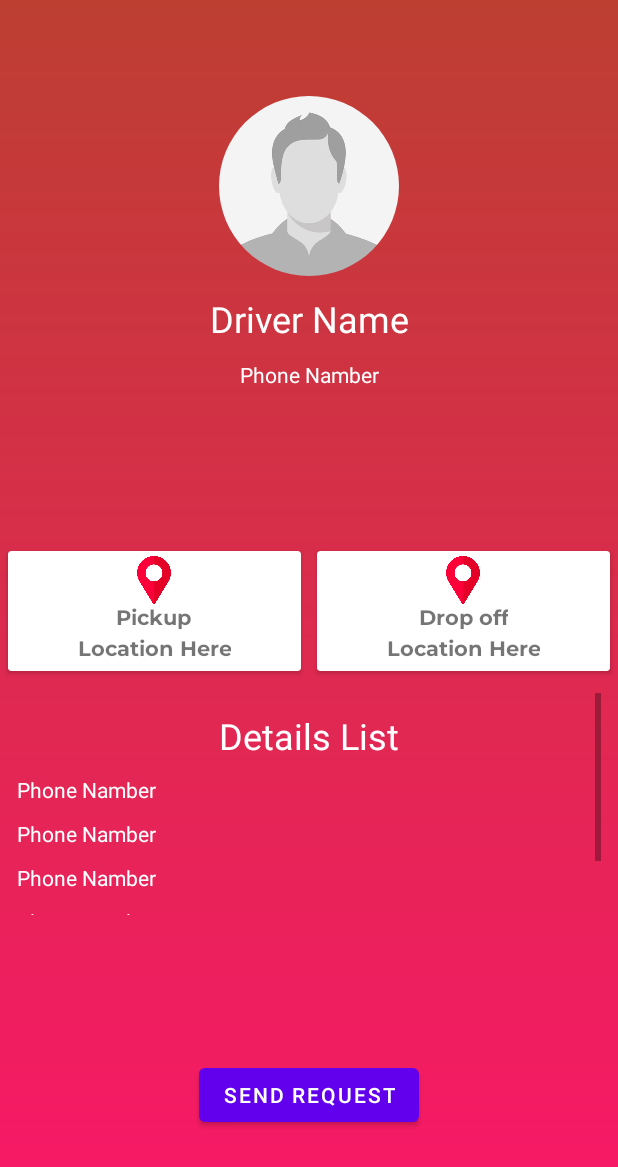
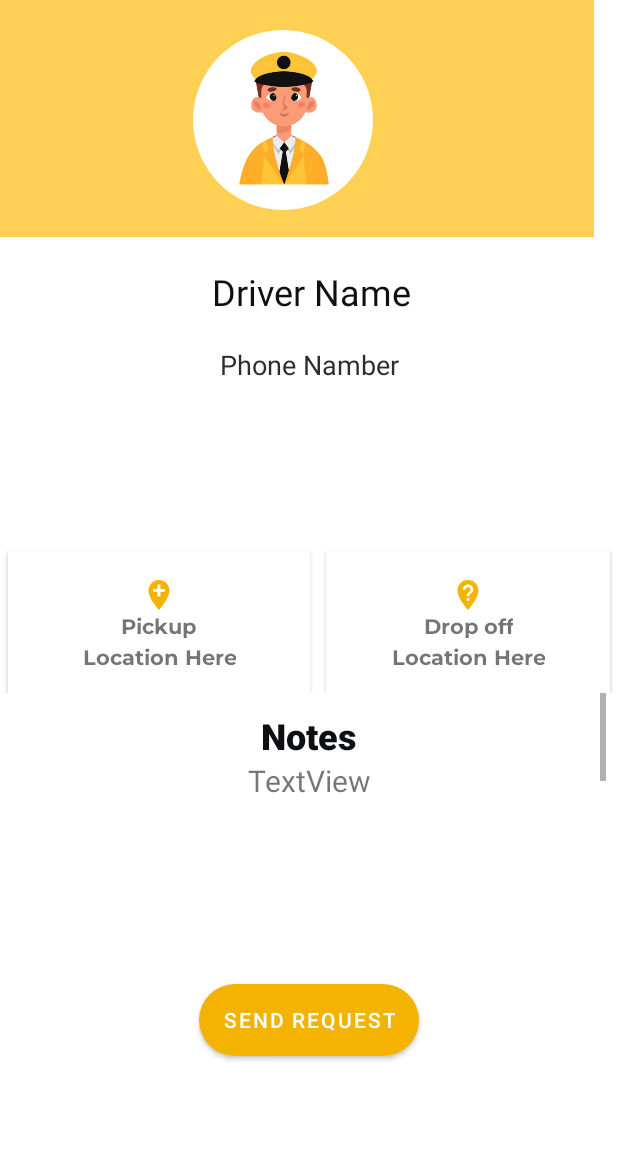
Before and after one commit to Call-Stack-team/3altreeq, an Android app: the layout activity_ride_details.xml on its own in the app's theme, with its tools: preview values and no code run, on a phone screen of 412 x 824 dp. Shown: the top 1167 px of the screen. Run offline under Robolectric (Android 15) with nearby library versions, the phone set to English and light mode, and no system bars; Roboto replaces fonts that are not available here.

Commit message:
ride detailes

```diff
--- a/app/src/main/java/com/example/a3altareeq/RideDetails.java
+++ b/app/src/main/java/com/example/a3altareeq/RideDetails.java
@@ -1,15 +1,24 @@
 package com.example.a3altareeq;
 
+import androidx.annotation.NonNull;
 import androidx.appcompat.app.AppCompatActivity;
 
 import android.content.Intent;
 import android.content.SharedPreferences;
+import android.location.Address;
+import android.location.Geocoder;
+import android.net.Uri;
 import android.os.Bundle;
+import android.os.Handler;
+import android.os.Looper;
+import android.os.Message;
 import android.preference.PreferenceManager;
 import android.util.Log;
 import android.view.View;
 import android.widget.Button;
-
+import android.widget.ImageView;
+import android.widget.TextView;
+import android.content.Context;
 import com.amplifyframework.api.graphql.model.ModelMutation;
 import com.amplifyframework.api.graphql.model.ModelQuery;
 import com.amplifyframework.core.Amplify;
@@ -17,17 +26,65 @@ import com.amplifyframework.datastore.generated.model.Ride;
 import com.amplifyframework.datastore.generated.model.RideUser;
 import com.amplifyframework.datastore.generated.model.User;
 
+import java.io.IOException;
+import java.util.List;
+import java.util.Locale;
+
 import cn.pedant.SweetAlert.SweetAlertDialog;
 
 public class RideDetails extends AppCompatActivity {
 
+    Context context;
+    User usere;
+    Ride ridee;
     @Override
     protected void onCreate(Bundle savedInstanceState) {
         super.onCreate(savedInstanceState);
         setContentView(R.layout.activity_ride_details);
+
         SharedPreferences sharedPreferences = PreferenceManager.getDefaultSharedPreferences(RideDetails.this);
         String userId=sharedPreferences.getString("userId","userId");
         String rideId=getIntent().getStringExtra("rideId");
+
+        // --------------------------
+        double latpick= getIntent().getDoubleExtra("latt",0);
+        double lonpick= getIntent().getDoubleExtra("lonn",0);
+        double latdrop= getIntent().getDoubleExtra("latto",0);
+        double londrop= getIntent().getDoubleExtra("lonto",0);
+        String note =getIntent().getStringExtra("notee");
+        String phoneDriver=getIntent().getStringExtra("driverPhoneNumber");
+        String firstNameDriver=getIntent().getStringExtra("driverFirstName");
+        String lastNameDriver=getIntent().getStringExtra("driverLastName");
+
+        TextView driverName = findViewById(R.id.profileName);
+        TextView phoneNumber=findViewById(R.id.profilePhone);
+        TextView pickLocation=findViewById(R.id.pickLocationView);
+        TextView dropLocation=findViewById(R.id.dropLocationView);
+        TextView notes=findViewById(R.id.noteView);
+
+        driverName.setText(firstNameDriver+" "+lastNameDriver);
+        phoneNumber.setText(phoneDriver);
+        notes.setText(note);
+
+        pickLocation.setOnClickListener(new View.OnClickListener() {
+            @Override
+            public void onClick(View v) {
+                String uri = String.format(Locale.ENGLISH, "http://maps.google.com/maps?q=loc:%f,%f", latpick,lonpick);
+                Intent intent = new Intent(Intent.ACTION_VIEW, Uri.parse(uri));
+                startActivity(intent);
+            }
+        });
+
+        dropLocation.setOnClickListener(new View.OnClickListener() {
+            @Override
+            public void onClick(View v) {
+                String uri = String.format(Locale.ENGLISH, "http://maps.google.com/maps?q=loc:%f,%f", latdrop,londrop);
+                Intent intent = new Intent(Intent.ACTION_VIEW, Uri.parse(uri));
+                startActivity(intent);
+            }
+        });
+
+        // -----------------------------
 
         Button sendreq=findViewById(R.id.sendreq_btn);
 
@@ -89,4 +146,5 @@ public class RideDetails extends AppCompatActivity {
             }
         });
     }
+
 }
--- /dev/null
+++ b/app/src/main/res/drawable/ic_baseline_add_location_24.xml
@@ -0,0 +1,5 @@
+<vector android:height="24dp" android:tint="#F5B301"
+    android:viewportHeight="24" android:viewportWidth="24"
+    android:width="24dp" xmlns:android="http://schemas.android.com/apk/res/android">
+    <path android:fillColor="@android:color/white" android:pathData="M12,2C8.14,2 5,5.14 5,9c0,5.25 7,13 7,13s7,-7.75 7,-13c0,-3.86 -3.14,-7 -7,-7zM16,10h-3v3h-2v-3L8,10L8,8h3L11,5h2v3h3v2z"/>
+</vector>
--- /dev/null
+++ b/app/src/main/res/drawable/ic_baseline_not_listed_location_24.xml
@@ -0,0 +1,5 @@
+<vector android:height="24dp" android:tint="#F5B301"
+    android:viewportHeight="24" android:viewportWidth="24"
+    android:width="24dp" xmlns:android="http://schemas.android.com/apk/res/android">
+    <path android:fillColor="@android:color/white" android:pathData="M12,2C8.14,2 5,5.14 5,9c0,5.25 7,13 7,13s7,-7.75 7,-13c0,-3.86 -3.14,-7 -7,-7zM12.88,15.75h-1.75L11.13,14h1.75v1.75zM12.88,12.88h-1.75c0,-2.84 2.62,-2.62 2.62,-4.38 0,-0.96 -0.79,-1.75 -1.75,-1.75s-1.75,0.79 -1.75,1.75L8.5,8.5C8.5,6.57 10.07,5 12,5s3.5,1.57 3.5,3.5c0,2.19 -2.62,2.41 -2.62,4.38z"/>
+</vector>
--- a/app/src/main/res/layout/activity_ride_details.xml
+++ b/app/src/main/res/layout/activity_ride_details.xml
@@ -4,41 +4,8 @@
     xmlns:tools="http://schemas.android.com/tools"
     android:layout_width="match_parent"
     android:layout_height="match_parent"
-    android:background="@drawable/gradient"
+    android:background="@color/white"
     tools:context=".RideDetails">
-
-    <de.hdodenhof.circleimageview.CircleImageView
-        android:id="@+id/circleImageView"
-        android:layout_width="120dp"
-        android:layout_height="120dp"
-        android:layout_marginTop="64dp"
-        android:src="@drawable/profile"
-        app:layout_constraintEnd_toEndOf="parent"
-        app:layout_constraintStart_toStartOf="parent"
-        app:layout_constraintTop_toTopOf="parent" />
-
-    <TextView
-        android:id="@+id/profileName"
-        android:layout_width="wrap_content"
-        android:layout_height="wrap_content"
-        android:layout_marginTop="12dp"
-        android:text="Driver Name"
-        android:textColor="@color/design_default_color_background"
-        android:textSize="24sp"
-        app:layout_constraintEnd_toEndOf="parent"
-        app:layout_constraintStart_toStartOf="parent"
-        app:layout_constraintTop_toBottomOf="@+id/circleImageView" />
-
-    <TextView
-        android:id="@+id/profilePhone"
-        android:layout_width="wrap_content"
-        android:layout_height="wrap_content"
-        android:layout_marginTop="56dp"
-        android:text="Phone Namber"
-        android:textColor="#fff"
-        app:layout_constraintEnd_toEndOf="parent"
-        app:layout_constraintStart_toStartOf="parent"
-        app:layout_constraintTop_toBottomOf="@+id/circleImageView" />
 
     <LinearLayout
         android:id="@+id/linearLayout"
@@ -52,15 +19,15 @@
 
         <LinearLayout
             android:layout_width="match_parent"
-            android:layout_height="90dp"
+            android:layout_height="139dp"
             android:layout_weight="1"
             android:orientation="horizontal"
             android:weightSum="2">
 
             <androidx.cardview.widget.CardView
                 android:id="@+id/pickupCard"
-                android:layout_width="185dp"
-                android:layout_height="80dp"
+                android:layout_width="198dp"
+                android:layout_height="100dp"
                 android:layout_margin="5dp"
                 android:layout_weight="1"
                 app:cardBackgroundColor="#fff"
@@ -73,10 +40,10 @@
                     android:orientation="vertical">
 
                     <ImageView
-                        android:layout_width="32dp"
-                        android:layout_height="32dp"
-                        android:layout_gravity="center"
-                        android:src="@drawable/placeholder" />
+                        android:id="@+id/imageView6"
+                        android:layout_width="match_parent"
+                        android:layout_height="wrap_content"
+                        app:srcCompat="@drawable/ic_baseline_add_location_24" />
 
                     <TextView
                         android:layout_width="wrap_content"
@@ -100,8 +67,8 @@
 
             <androidx.cardview.widget.CardView
                 android:id="@+id/droopoffCard"
-                android:layout_width="185dp"
-                android:layout_height="80dp"
+                android:layout_width="186dp"
+                android:layout_height="100dp"
                 android:layout_margin="5dp"
                 android:layout_weight="1"
                 app:cardBackgroundColor="#fff"
@@ -114,10 +81,10 @@
                     android:orientation="vertical">
 
                     <ImageView
-                        android:layout_width="32dp"
-                        android:layout_height="32dp"
-                        android:layout_gravity="center"
-                        android:src="@drawable/placeholder" />
+                        android:id="@+id/imageView7"
+                        android:layout_width="match_parent"
+                        android:layout_height="wrap_content"
+                        app:srcCompat="@drawable/ic_baseline_not_listed_location_24" />
 
                     <TextView
                         android:layout_width="wrap_content"
@@ -147,8 +114,12 @@
         android:id="@+id/sendreq_btn"
         android:layout_width="wrap_content"
         android:layout_height="wrap_content"
-        android:layout_marginBottom="70dp"
+        android:layout_marginBottom="120dp"
+        android:background="@drawable/buttonbg"
         android:text="Send Request"
+        android:textColorLink="#FBFBFB"
+        app:backgroundTint="@null"
+
         app:layout_constraintBottom_toBottomOf="parent"
         app:layout_constraintEnd_toEndOf="parent"
         app:layout_constraintHorizontal_bias="0.501"
@@ -156,8 +127,8 @@
 
     <LinearLayout
         android:id="@+id/DetailsBox"
-        android:layout_width="389dp"
-        android:layout_height="148dp"
+        android:layout_width="396dp"
+        android:layout_height="102dp"
         android:orientation="vertical"
         app:layout_constraintEnd_toEndOf="parent"
         app:layout_constraintStart_toStartOf="parent"
@@ -165,7 +136,7 @@
 
         <ScrollView
             android:layout_width="match_parent"
-            android:layout_height="186dp">
+            android:layout_height="120dp">
 
             <LinearLayout
                 android:layout_width="match_parent"
@@ -178,116 +149,81 @@
                     android:layout_height="wrap_content"
                     android:layout_gravity="center"
                     android:layout_marginTop="12dp"
-                    android:text="Details List"
+                    android:fontFamily="sans-serif-black"
+                    android:text="Notes"
                     android:textAlignment="center"
-                    android:textColor="@color/design_default_color_background"
+                    android:textColor="@color/black1"
                     android:textSize="24sp"
                     app:layout_constraintEnd_toEndOf="parent"
                     app:layout_constraintStart_toStartOf="parent"
                     app:layout_constraintTop_toBottomOf="@+id/circleImageView" />
 
                 <TextView
-                    android:id="@+id/detailView1"
-                    android:layout_width="wrap_content"
-                    android:layout_height="wrap_content"
-                    android:layout_marginTop="10dp"
-                    android:text="Phone Namber"
-                    android:textColor="#fff"
-                    app:layout_constraintEnd_toEndOf="parent"
-                    app:layout_constraintStart_toStartOf="parent"
-                    app:layout_constraintTop_toBottomOf="@+id/circleImageView" />
-
-                <TextView
-                    android:id="@+id/detailView2"
-                    android:layout_width="wrap_content"
-                    android:layout_height="wrap_content"
-                    android:layout_marginTop="10dp"
-                    android:text="Phone Namber"
-                    android:textColor="#fff"
-                    app:layout_constraintEnd_toEndOf="parent"
-                    app:layout_constraintStart_toStartOf="parent"
-                    app:layout_constraintTop_toBottomOf="@+id/circleImageView" />
-
-                <TextView
-                    android:id="@+id/detailView3"
-                    android:layout_width="wrap_content"
-                    android:layout_height="wrap_content"
-                    android:layout_marginTop="10dp"
-                    android:text="Phone Namber"
-                    android:textColor="#fff"
-                    app:layout_constraintEnd_toEndOf="parent"
-                    app:layout_constraintStart_toStartOf="parent"
-                    app:layout_constraintTop_toBottomOf="@+id/circleImageView" />
-
-                <TextView
-                    android:id="@+id/detailView4"
-                    android:layout_width="wrap_content"
-                    android:layout_height="wrap_content"
-                    android:layout_marginTop="10dp"
-                    android:text="Phone Namber"
-                    android:textColor="#fff"
-                    app:layout_constraintEnd_toEndOf="parent"
-                    app:layout_constraintStart_toStartOf="parent"
-                    app:layout_constraintTop_toBottomOf="@+id/circleImageView" />
-
-                <TextView
-                    android:id="@+id/detailView5"
-                    android:layout_width="wrap_content"
-                    android:layout_height="wrap_content"
-                    android:layout_marginTop="10dp"
-                    android:text="Phone Namber"
-                    android:textColor="#fff"
-                    app:layout_constraintEnd_toEndOf="parent"
-                    app:layout_constraintStart_toStartOf="parent"
-                    app:layout_constraintTop_toBottomOf="@+id/circleImageView" />
-
-                <TextView
-                    android:id="@+id/detailView6"
-                    android:layout_width="wrap_content"
-                    android:layout_height="wrap_content"
-                    android:layout_marginTop="10dp"
-                    android:text="Phone Namber"
-                    android:textColor="#fff"
-                    app:layout_constraintEnd_toEndOf="parent"
-                    app:layout_constraintStart_toStartOf="parent"
-                    app:layout_constraintTop_toBottomOf="@+id/circleImageView" />
-
-                <TextView
-                    android:id="@+id/detailView7"
-                    android:layout_width="wrap_content"
-                    android:layout_height="wrap_content"
-                    android:layout_marginTop="10dp"
-                    android:text="Phone Namber"
-                    android:textColor="#fff"
-                    app:layout_constraintEnd_toEndOf="parent"
-                    app:layout_constraintStart_toStartOf="parent"
-                    app:layout_constraintTop_toBottomOf="@+id/circleImageView" />
-
-                <TextView
-                    android:id="@+id/detailView8"
-                    android:layout_width="wrap_content"
-                    android:layout_height="wrap_content"
-                    android:layout_marginTop="10dp"
-                    android:text="Phone Namber"
-                    android:textColor="#fff"
-                    app:layout_constraintEnd_toEndOf="parent"
-                    app:layout_constraintStart_toStartOf="parent"
-                    app:layout_constraintTop_toBottomOf="@+id/circleImageView" />
-
-                <TextView
-                    android:id="@+id/detailView9"
-                    android:layout_width="wrap_content"
-                    android:layout_height="wrap_content"
-                    android:layout_marginTop="10dp"
-                    android:text="Phone Namber"
-                    android:textColor="#fff"
-                    app:layout_constraintEnd_toEndOf="parent"
-                    app:layout_constraintStart_toStartOf="parent"
-                    app:layout_constraintTop_toBottomOf="@+id/circleImageView" />
+                    android:id="@+id/noteView"
+                    android:layout_width="match_parent"
+                    android:layout_height="200dp"
+                    android:text="TextView"
+                    android:textAlignment="center"
+                    android:textSize="20sp" />
 
 
             </LinearLayout>
         </ScrollView>
     </LinearLayout>
 
+    <androidx.constraintlayout.widget.ConstraintLayout
+        android:id="@+id/constraintLayout"
+        android:layout_width="396dp"
+        android:layout_height="158dp"
+        android:background="@color/yellow3"
+        app:layout_constraintEnd_toEndOf="parent"
+        app:layout_constraintHorizontal_bias="0.0"
+        app:layout_constraintStart_toStartOf="parent"
+        app:layout_constraintTop_toTopOf="parent">
+
+        <de.hdodenhof.circleimageview.CircleImageView
+            android:id="@+id/circleImageView"
+            android:layout_width="120dp"
+            android:layout_height="120dp"
+            android:layout_marginTop="20dp"
+            android:src="@drawable/driverlogoo"
+            app:layout_constraintEnd_toEndOf="parent"
+            app:layout_constraintHorizontal_bias="0.467"
+            app:layout_constraintStart_toStartOf="parent"
+            app:layout_constraintTop_toTopOf="parent" />
+
+        <androidx.constraintlayout.widget.Guideline
+            android:id="@+id/guideline2"
+            android:layout_width="wrap_content"
+            android:layout_height="wrap_content"
+            android:orientation="vertical"
+            app:layout_constraintGuide_begin="-29dp" />
+
+    </androidx.constraintlayout.widget.ConstraintLayout>
+
+    <TextView
+        android:id="@+id/profileName"
+        android:layout_width="wrap_content"
+        android:layout_height="wrap_content"
+        android:layout_marginTop="20dp"
+        android:text="Driver Name"
+        android:textColor="@color/black1"
+        android:textSize="24sp"
+        app:layout_constraintEnd_toEndOf="parent"
+        app:layout_constraintHorizontal_bias="0.505"
+        app:layout_constraintStart_toStartOf="parent"
+        app:layout_constraintTop_toBottomOf="@+id/constraintLayout" />
+
+    <TextView
+        android:id="@+id/profilePhone"
+        android:layout_width="wrap_content"
+        android:layout_height="wrap_content"
+        android:layout_marginTop="20dp"
+        android:text="Phone Namber"
+        android:textColor="@color/black2"
+        android:textSize="18sp"
+        app:layout_constraintEnd_toEndOf="parent"
+        app:layout_constraintStart_toStartOf="parent"
+        app:layout_constraintTop_toBottomOf="@+id/profileName" />
+
 </androidx.constraintlayout.widget.ConstraintLayout>
```
Also changed, not shown: app/src/main/res/drawable/driverlogoo.png (added), 1 other file.
